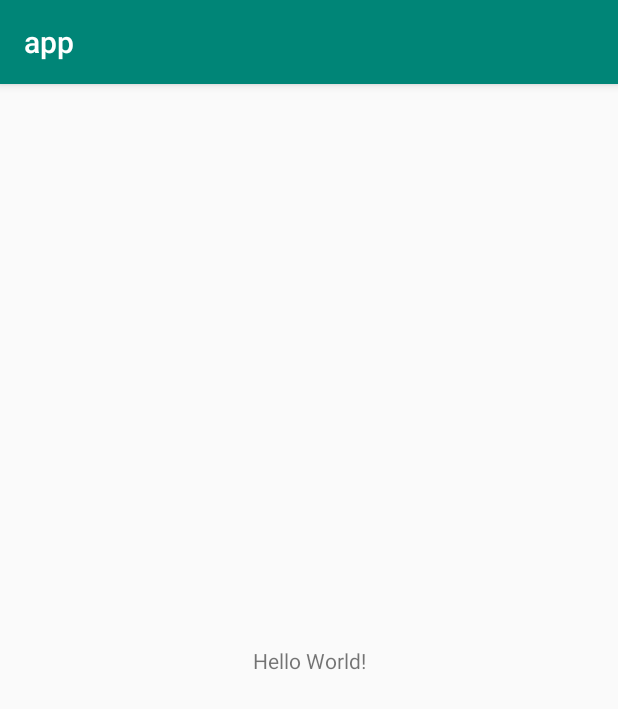
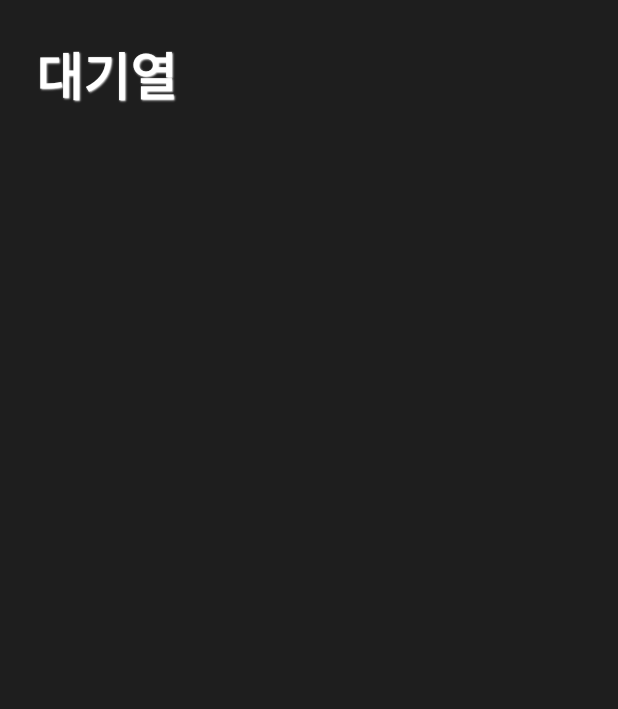
Before and after one commit to GomsangLab/LostarkWiki-android, an Android app: the screen it shows after launch (MainActivity before the commit, QueueActivity after it), on a phone screen of 412 x 824 dp. Shown: the top 709 px of the screen. Run offline under Robolectric (Android 15) with nearby library versions, the phone set to English and light mode, and no system bars; our stand-ins replace data binding; 7 statements that could not run were skipped.

Commit message:
add listview in queue activity (disable)

```diff
--- a/app/src/main/AndroidManifest.xml
+++ b/app/src/main/AndroidManifest.xml
@@ -1,5 +1,6 @@
 <?xml version="1.0" encoding="utf-8"?>
 <manifest xmlns:android="http://schemas.android.com/apk/res/android"
+    xmlns:tools="http://schemas.android.com/tools"
     package="wiki.lostark.app">
 
     <application
@@ -8,8 +9,11 @@
         android:label="@string/app_name"
         android:roundIcon="@mipmap/ic_launcher_round"
         android:supportsRtl="true"
-        android:theme="@style/AppTheme">
-        <activity android:name=".MainActivity">
+        android:theme="@style/AppTheme"
+        tools:ignore="GoogleAppIndexingWarning">
+        <activity android:name=".MainActivity"></activity>
+
+        <activity android:name=".QueueActivity">
             <intent-filter>
                 <action android:name="android.intent.action.MAIN" />
 
--- a/app/src/main/java/wiki/lostark/app/MainActivity.java
+++ b/app/src/main/java/wiki/lostark/app/MainActivity.java
@@ -1,10 +1,10 @@
 package wiki.lostark.app;
+
+import android.os.Bundle;
 
 import androidx.appcompat.app.AppCompatActivity;
 import androidx.databinding.DataBindingUtil;
 import wiki.lostark.app.databinding.ActivityMainBinding;
-
-import android.os.Bundle;
 
 public class MainActivity extends AppCompatActivity {
 
--- /dev/null
+++ b/app/src/main/java/wiki/lostark/app/QueueActivity.java
@@ -0,0 +1,25 @@
+package wiki.lostark.app;
+
+import android.os.Bundle;
+
+import java.util.ArrayList;
+
+import androidx.appcompat.app.AppCompatActivity;
+import androidx.databinding.DataBindingUtil;
+import wiki.lostark.app.databinding.ActivityQueueBinding;
+
+public class QueueActivity extends AppCompatActivity {
+
+    ActivityQueueBinding binding;
+
+    @Override
+    protected void onCreate(Bundle savedInstanceState) {
+        super.onCreate(savedInstanceState);
+        binding = DataBindingUtil.setContentView(this, R.layout.activity_queue);
+
+        ArrayList<QueueViewModel> items = new ArrayList<>();
+        items.add(new QueueViewModel("", "", ""));
+        QueueAdapter adapter = new QueueAdapter(this, items);
+        binding.listView.setAdapter(adapter);
+    }
+}
--- /dev/null
+++ b/app/src/main/java/wiki/lostark/app/QueueAdapter.java
@@ -0,0 +1,52 @@
+package wiki.lostark.app;
+
+import android.app.Activity;
+import android.view.LayoutInflater;
+import android.view.View;
+import android.view.ViewGroup;
+import android.widget.BaseAdapter;
+
+import java.util.List;
+
+import androidx.databinding.DataBindingUtil;
+import wiki.lostark.app.databinding.RowQueueBinding;
+
+public class QueueAdapter extends BaseAdapter {
+
+    private List<QueueViewModel> listQueueViewModels;
+    private Activity activity;
+
+    public QueueAdapter(Activity activity, List<QueueViewModel> listQueueViewModels) {
+        this.listQueueViewModels = listQueueViewModels;
+        this.activity = activity;
+    }
+
+    @Override
+    public int getCount() {
+        return listQueueViewModels.size();
+    }
+
+    @Override
+    public Object getItem(int position) {
+        return listQueueViewModels.get(position);
+    }
+
+    @Override
+    public long getItemId(int position) {
+        return 0;
+    }
+
+    @Override
+    public View getView(int position, View convertView, ViewGroup parent) {
+        RowQueueBinding binding;
+        if (convertView == null) {
+            convertView = LayoutInflater.from(activity).inflate(R.layout.row_queue, null);
+            binding = DataBindingUtil.bind(convertView);
+            convertView.setTag(binding);
+        } else {
+            binding = (RowQueueBinding) convertView.getTag();
+        }
+        binding.setPerson(listQueueViewModels.get(position));
+        return binding.getRoot();
+    }
+}
--- /dev/null
+++ b/app/src/main/java/wiki/lostark/app/QueueViewModel.java
@@ -0,0 +1,13 @@
+package wiki.lostark.app;
+
+public class QueueViewModel {
+    private String server;
+    private String queue;
+    private String state;
+
+    public QueueViewModel(String server, String queue, String state) {
+        this.server = server;
+        this.queue = queue;
+        this.state = state;
+    }
+}
--- /dev/null
+++ b/app/src/main/res/layout/activity_queue.xml
@@ -0,0 +1,32 @@
+<?xml version="1.0" encoding="utf-8"?>
+<layout xmlns:android="http://schemas.android.com/apk/res/android"
+    xmlns:app="http://schemas.android.com/apk/res-auto"
+    xmlns:tools="http://schemas.android.com/tools">
+
+    <androidx.constraintlayout.widget.ConstraintLayout
+        android:layout_width="match_parent"
+        android:layout_height="match_parent"
+        android:background="#1e1e1e"
+        tools:context=".QueueActivity">
+
+        <TextView
+            android:id="@+id/title"
+            android:layout_width="wrap_content"
+            android:layout_height="wrap_content"
+            android:padding="24dp"
+            android:shadowColor="#FFFFFF"
+            android:shadowDx="1"
+            android:shadowDy="1"
+            android:shadowRadius="1"
+            android:text="대기열"
+            android:textColor="#FFFFFF"
+            android:textSize="34sp"
+            android:textStyle="bold" />
+
+        <ListView
+            android:id="@+id/listView"
+            android:layout_width="match_parent"
+            android:layout_height="wrap_content"
+            app:layout_constraintTop_toBottomOf="@id/title" />
+    </androidx.constraintlayout.widget.ConstraintLayout>
+</layout>
--- /dev/null
+++ b/app/src/main/res/layout/row_queue.xml
@@ -0,0 +1,34 @@
+<?xml version="1.0" encoding="utf-8"?>
+<layout xmlns:android="http://schemas.android.com/apk/res/android">
+
+    <data>
+        <variable
+            name="queueViewModel"
+            type="wiki.lostark.app.QueueViewModel"/>
+    </data>
+
+    <LinearLayout
+        android:layout_width="match_parent"
+        android:layout_height="match_parent"
+        android:orientation="vertical">
+
+        <TextView
+            android:layout_width="match_parent"
+            android:layout_height="wrap_content"
+            android:layout_marginStart="8dp"
+            android:text="@{queueViewModel.server}"/>
+
+        <TextView
+            android:layout_width="match_parent"
+            android:layout_height="wrap_content"
+            android:layout_marginStart="8dp"
+            android:text="@{queueViewModel.queue}"/>
+
+        <TextView
+            android:layout_width="match_parent"
+            android:layout_height="wrap_content"
+            android:layout_marginStart="8dp"
+            android:text="@{queueViewModel.state}"/>
+
+    </LinearLayout>
+</layout>
--- a/app/src/main/res/values/colors.xml
+++ b/app/src/main/res/values/colors.xml
@@ -1,6 +1,6 @@
 <?xml version="1.0" encoding="utf-8"?>
 <resources>
-    <color name="colorPrimary">#008577</color>
-    <color name="colorPrimaryDark">#00574B</color>
-    <color name="colorAccent">#D81B60</color>
+    <color name="colorPrimary">#FFFFFF</color>
+    <color name="colorPrimaryDark">#1e1e1e</color>
+    <color name="colorAccent">#1e1e1e</color>
 </resources>
--- a/app/src/main/res/values/strings.xml
+++ b/app/src/main/res/values/strings.xml
@@ -1,3 +1,3 @@
 <resources>
-    <string name="app_name">app</string>
+    <string name="app_name">로아위키</string>
 </resources>
--- a/app/src/main/res/values/styles.xml
+++ b/app/src/main/res/values/styles.xml
@@ -1,7 +1,7 @@
 <resources>
 
     <!-- Base application theme. -->
-    <style name="AppTheme" parent="Theme.AppCompat.Light.DarkActionBar">
+    <style name="AppTheme" parent="Theme.AppCompat.Light.NoActionBar">
         <!-- Customize your theme here. -->
         <item name="colorPrimary">@color/colorPrimary</item>
         <item name="colorPrimaryDark">@color/colorPrimaryDark</item>
```
